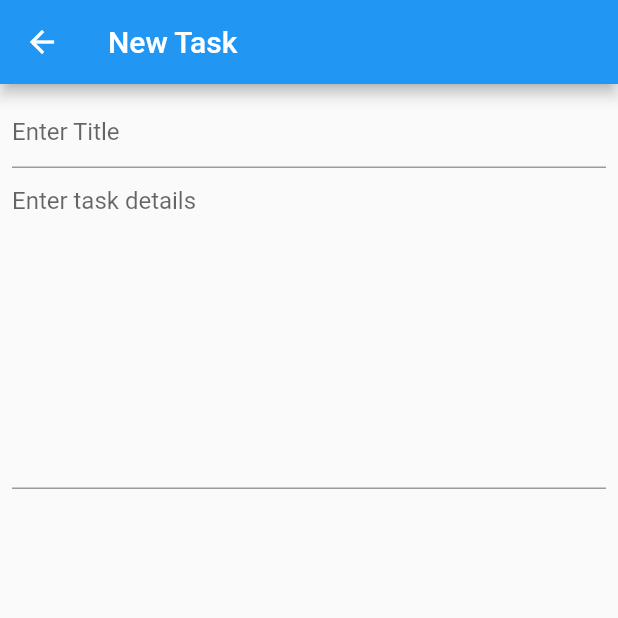
After one commit to salman-pathan/Tasko, a Flutter app: the screen it shows after launch, after a tap on the "add" icon, on a phone screen of 412 x 824 dp, the top half of it. The commit adds this screen. Run offline on Flutter 3.47's test engine with Material 2 defaults, Android fonts, the phone set to English and light mode, and no system bars; Roboto replaces fonts that are missing (Monseterrat).

Commit message:
Added new task screen

```diff
--- a/lib/main/main_screen.dart
+++ b/lib/main/main_screen.dart
@@ -1,4 +1,6 @@
 import 'package:flutter/material.dart';
+
+import '../new_task/new_task.dart';
 
 class MainScreen extends StatelessWidget {
 
@@ -11,6 +13,15 @@ class MainScreen extends StatelessWidget {
       body: Center(
         child: Text('Main Screen'),
       ),
+      floatingActionButton: FloatingActionButton(
+         tooltip: 'Add new task',
+         onPressed: () {
+           Navigator.push(context, MaterialPageRoute(
+             builder: (context) => NewTaskScreen()
+           ));
+         },
+         child: Icon(Icons.add),
+      ),
     );
   }
 
--- /dev/null
+++ b/lib/new_task/new_task.dart
@@ -0,0 +1,36 @@
+import 'package:flutter/material.dart';
+
+class NewTaskScreen extends StatelessWidget {
+
+  @override
+  Widget build(BuildContext context) {
+    return Scaffold(
+      appBar: AppBar(
+        title: Text('New Task'),
+      ),
+      body: initBody()
+    );
+  }
+
+  Widget initBody() {
+    return Container(
+      constraints: BoxConstraints.expand(),
+      padding: const EdgeInsets.all(8.0),
+      child: Column(
+        mainAxisSize: MainAxisSize.max,
+        children: <Widget>[
+          TextField(
+            maxLines: 1,
+            decoration: InputDecoration(hintText: 'Enter Title'),
+          ),
+          TextField(
+            keyboardType: TextInputType.multiline,
+            maxLines: 10,
+            decoration: InputDecoration(hintText: 'Enter task details'),
+          ),
+        ],
+      ),
+    );
+  }
+
+}
```
